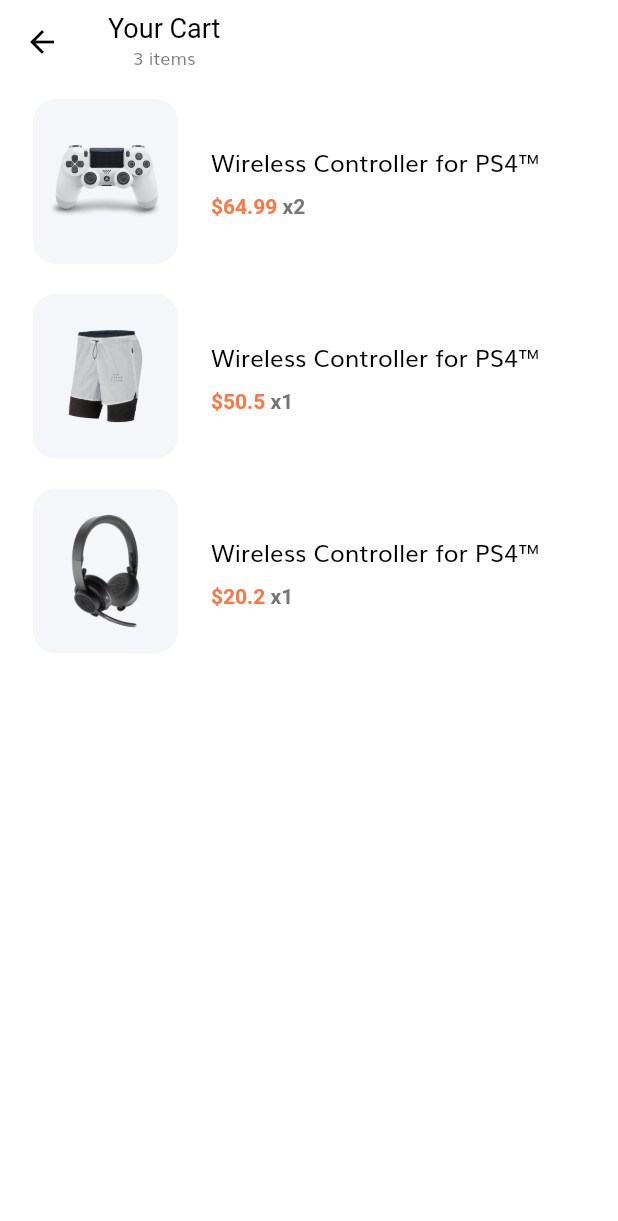
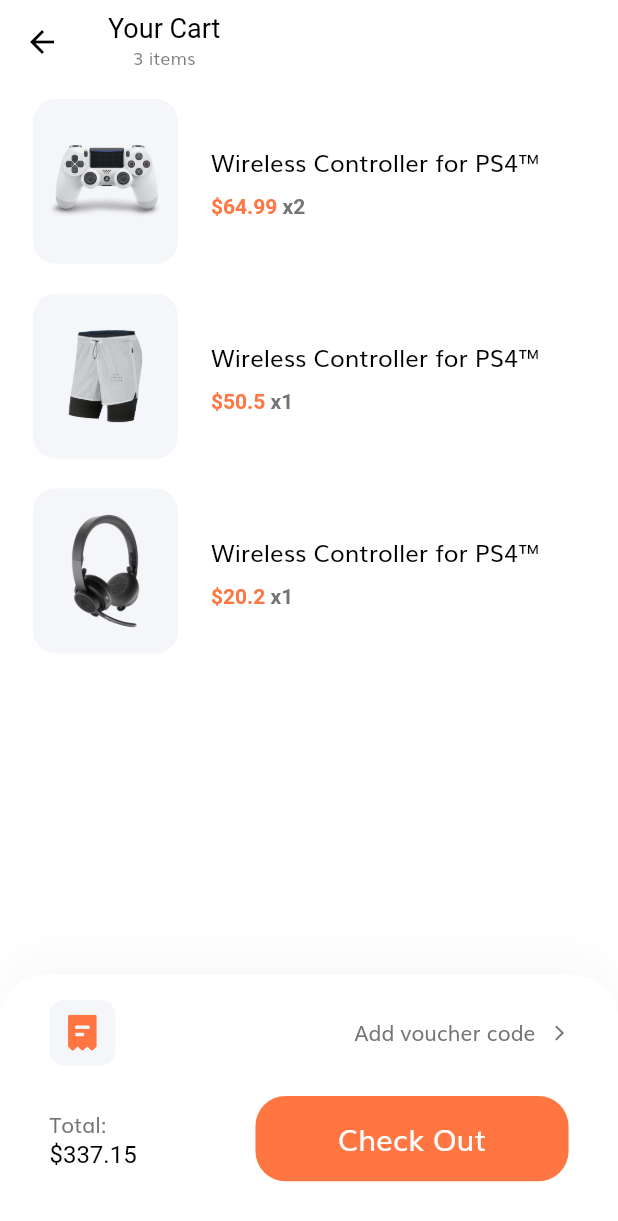
Before and after one commit to KislyakovS/e-commerce, a Flutter app: the CartScreen screen opened by its route, on a phone screen of 412 x 824 dp. Shown: the top 1221 px of the screen. Run offline on Flutter 3.47's test engine with Material 2 defaults, Android fonts, the phone set to English and light mode, and no system bars; our stand-ins replace flutter_svg; missing offline and left inert: dart:ffi.

```diff
--- a/lib/screens/cart/cart_screen.dart
+++ b/lib/screens/cart/cart_screen.dart
@@ -2,6 +2,7 @@ import 'package:e_commerce/models/Cart.dart';
 import 'package:flutter/material.dart';
 
 import 'components/body.dart';
+import 'components/check_our_card.dart';
 
 class CartScreen extends StatelessWidget {
   static String routeName = '/cart';
@@ -11,6 +12,7 @@ class CartScreen extends StatelessWidget {
     return Scaffold(
       appBar: buildAppBar(context),
       body: Body(),
+      bottomNavigationBar: CheckOurCard(),
     );
   }
 
--- /dev/null
+++ b/lib/screens/cart/components/check_our_card.dart
@@ -0,0 +1,85 @@
+import 'package:e_commerce/components/default_button.dart';
+import 'package:flutter/material.dart';
+import 'package:flutter_svg/svg.dart';
+
+import '../../../constants.dart';
+import '../../../size_config.dart';
+
+class CheckOurCard extends StatelessWidget {
+  const CheckOurCard({
+    Key key,
+  }) : super(key: key);
+
+  @override
+  Widget build(BuildContext context) {
+    return Container(
+      padding: EdgeInsets.symmetric(
+        vertical: getProportionateScreenWidth(15),
+        horizontal: getProportionateScreenWidth(30),
+      ),
+      height: 174,
+      decoration: BoxDecoration(
+        color: Colors.white,
+        borderRadius: const BorderRadius.only(
+            topLeft: Radius.circular(30), topRight: Radius.circular(30)),
+        boxShadow: [
+          BoxShadow(
+            offset: const Offset(0, -15),
+            blurRadius: 20,
+            color: const Color(0xFFDADADA).withOpacity(0.15),
+          )
+        ],
+      ),
+      child: Column(
+        children: [
+          Row(
+            children: [
+              Container(
+                padding: const EdgeInsets.all(10),
+                height: getProportionateScreenWidth(40),
+                width: getProportionateScreenWidth(40),
+                decoration: BoxDecoration(
+                  color: const Color(0xFFF5F6F9),
+                  borderRadius: BorderRadius.circular(10),
+                ),
+                child: SvgPicture.asset('assets/icons/receipt.svg'),
+              ),
+              const Spacer(),
+              const Text('Add voucher code'),
+              const SizedBox(width: 10),
+              const Icon(
+                Icons.arrow_forward_ios,
+                size: 12,
+                color: kTextColor,
+              )
+            ],
+          ),
+          SizedBox(height: getProportionateScreenHeight(20)),
+          Row(
+            mainAxisAlignment: MainAxisAlignment.spaceBetween,
+            children: [
+              const Text.rich(
+                TextSpan(
+                  text: 'Total:\n',
+                  children: [
+                    TextSpan(
+                      text: '\$337.15',
+                      style: TextStyle(
+                        fontSize: 16,
+                        color: Colors.black,
+                      ),
+                    )
+                  ],
+                ),
+              ),
+              SizedBox(
+                width: getProportionateScreenWidth(190),
+                child: DefaultButton(text: 'Check Out', press: () {}),
+              )
+            ],
+          ),
+        ],
+      ),
+    );
+  }
+}
```
